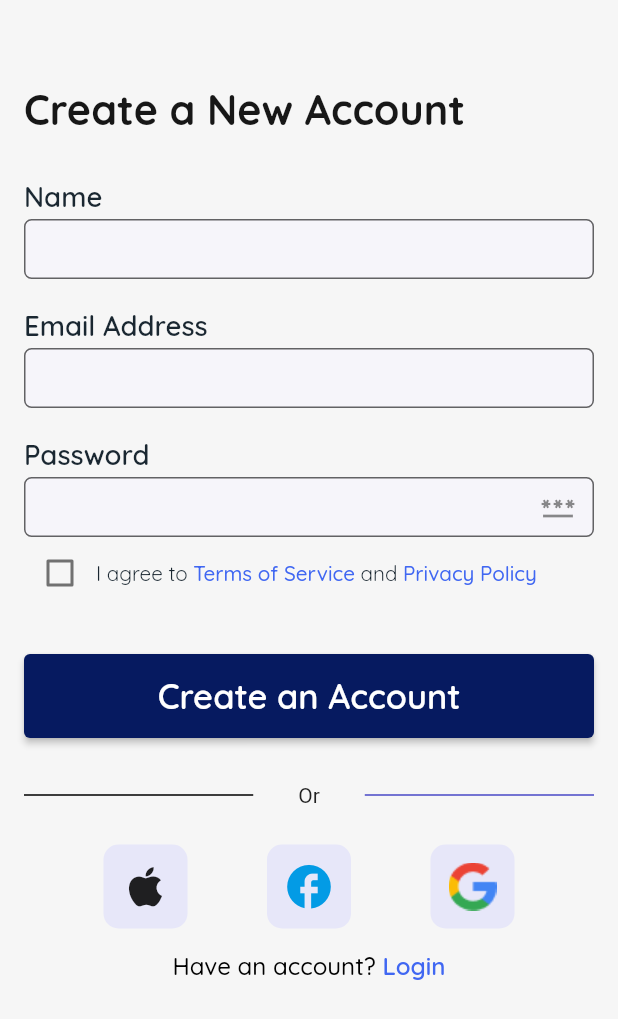
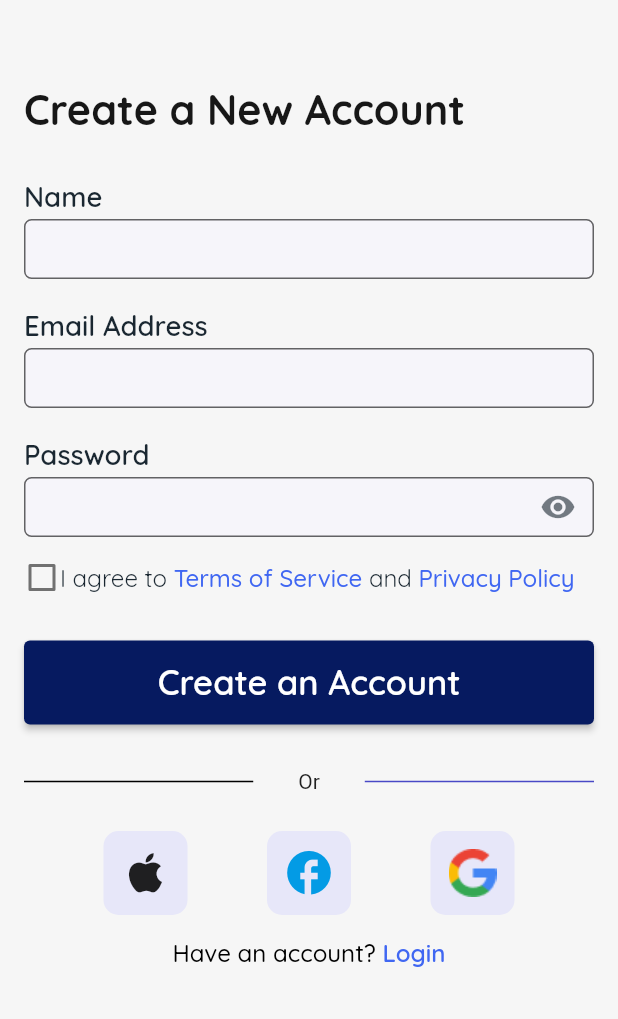
Before and after one commit to sobuur0/kumvent, a Flutter app: the screen it shows after launch, on a phone screen of 412 x 824 dp. Shown: the top 1019 px of the screen. Run offline on Flutter 3.47's test engine with Material 2 defaults, Android fonts, the phone set to English and light mode, and no system bars; our stand-ins replace flutter_screenutil, google_fonts.

Commit message:
complete create_account_page

```diff
--- a/lib/presentation/pages/sign_in_page.dart
+++ b/lib/presentation/pages/sign_in_page.dart
@@ -107,7 +107,10 @@ class _SignInPageState extends State<SignInPage> {
               decoration: InputDecoration(
                 filled: true,
                 fillColor: kBackgroundFillColor,
-                suffixIcon: const Icon(Icons.password),
+                suffixIcon: Icon(
+                  Icons.visibility,
+                  color: const Color(0xFF991A2731).withOpacity(0.6),
+                ),
                 constraints: BoxConstraints.tight(
                   Size(
                     size.width,
@@ -124,16 +127,20 @@ class _SignInPageState extends State<SignInPage> {
                 ),
               ),
             ),
-            Expanded(
-              child: Row(
+            const Padding(padding: EdgeInsets.only(bottom: 15.0)),
+            Row(
               children: [
-                  Checkbox(
+                SizedBox(
+                  height: 24.0,
+                  width: 24.0,
+                  child: Checkbox(
                     value: _isChecked,
                     onChanged: (bool? newValue) {
                       setState(() {
                         _isChecked = newValue!;
                       });
                     },
+                  ),
                 ),
                 Expanded(
                   child: Text.rich(
@@ -144,28 +151,28 @@ class _SignInPageState extends State<SignInPage> {
                           text: 'I agree to ',
                           style: TextStyles.regular(
                             color: kNeutralColor,
-                              fontSize: 12.0,
+                            fontSize: 14.0,
                           ),
                         ),
                         TextSpan(
                           text: 'Terms of Service ',
                           style: TextStyles.medium(
                             color: kBlueShadeColor,
-                              fontSize: 12.0,
+                            fontSize: 14.0,
                           ),
                         ),
                         TextSpan(
                           text: 'and ',
                           style: TextStyles.regular(
                             color: kNeutralColor,
-                              fontSize: 12.0,
+                            fontSize: 14.0,
                           ),
                         ),
                         TextSpan(
                           text: 'Privacy Policy',
                           style: TextStyles.medium(
                             color: kBlueShadeColor,
-                              fontSize: 12.0,
+                            fontSize: 14.0,
                           ),
                         ),
                       ],
@@ -173,7 +180,6 @@ class _SignInPageState extends State<SignInPage> {
                   ),
                 ),
               ],
-              ),
             ),
             const Padding(padding: EdgeInsets.only(top: 30.0)),
             ElevatedButton(
```
Lines whose indentation alone changed are shown as unchanged.
